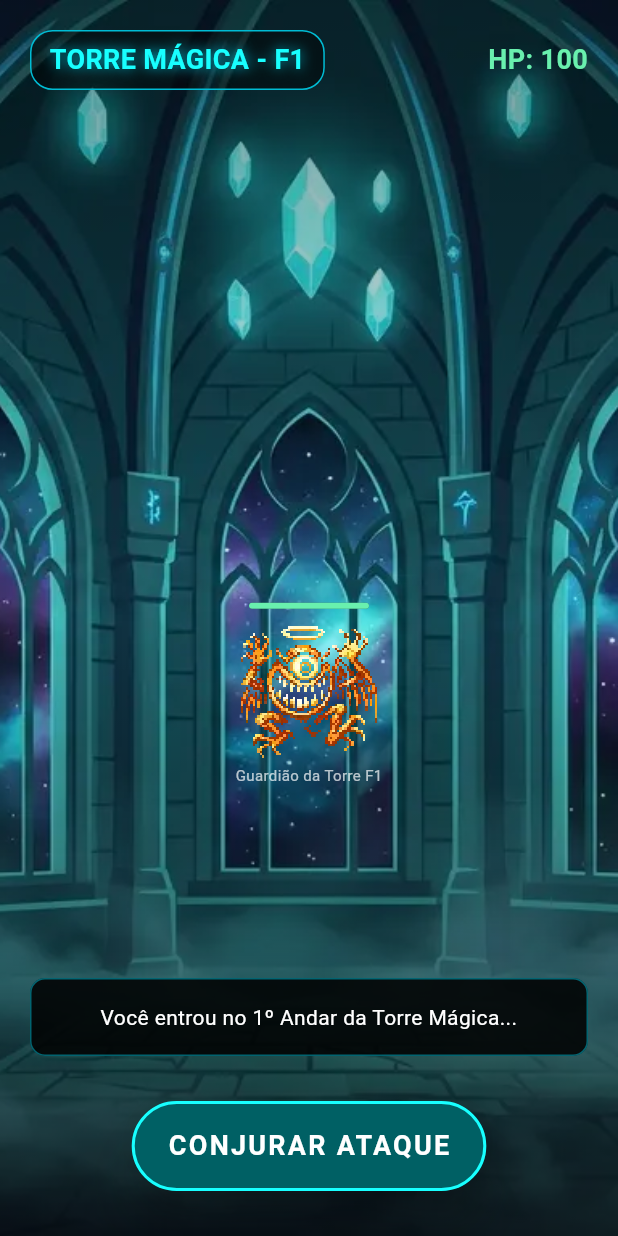
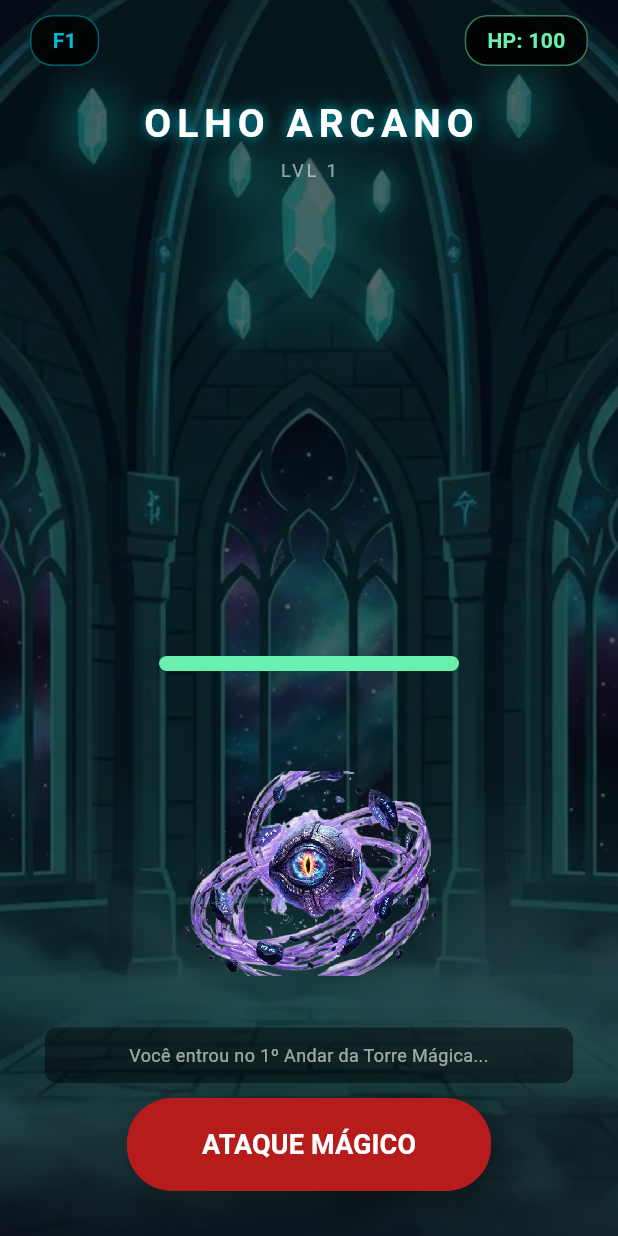
Before and after one commit to LuizMendes1997/asha_rpg, a Flutter app: the MagicTowerScreen screen opened directly with empty values, on a phone screen of 412 x 824 dp. Run offline on Flutter 3.47's test engine with Material 3 defaults, Android fonts, the phone set to English and light mode, and no system bars; our stand-ins replace shared_preferences, supabase_flutter; accounts and stored records are empty.

Commit message:
ajuste no supabase2

```diff
--- a/lib/screens/magic_tower_screen.dart
+++ b/lib/screens/magic_tower_screen.dart
@@ -1,3 +1,5 @@
+import 'dart:math';
+import 'package:asha_rpg/data/item_data.dart';
 import 'package:flutter/material.dart';
 import 'package:asha_rpg/models/game_state.dart';
 import 'package:asha_rpg/widgets/monster_arena.dart';
@@ -21,6 +23,7 @@ class _MagicTowerScreenState extends State<MagicTowerScreen> {
   late int currentFloor;
   int totalGoldEarned = 0;
   String battleLog = "";
+  bool _isProcessing = false;
 
   late List<int> enemiesHP;
   late List<Monster> currentEnemies;
@@ -29,21 +32,24 @@ class _MagicTowerScreenState extends State<MagicTowerScreen> {
   @override
   void initState() {
     super.initState();
-    // CARREGA O PROGRESSO: Começa no próximo andar após o recorde atual
     currentFloor = widget.hero.maxTowerFloor + 1;
     battleLog = "Você entrou no $currentFloorº Andar da Torre Mágica...";
     _spawnFloorMonster();
   }
 
   void _spawnFloorMonster() {
-    // Escalonamento de dificuldade: +10 HP e +2 ATK por andar
+    double scale = pow(1.12, currentFloor - 1).toDouble();
+    int hpBase = 40;
+    int atkBase = 7;
+    int defBase = 2;
+
     Monster monstro = Monster(
-      name: "Guardião da Torre F$currentFloor",
-      hp: 30 + (currentFloor * 10),
-      atk: 5 + (currentFloor * 2),
-      def: 2 + (currentFloor),
-      expValue: 10 + currentFloor,
-      imagePath: 'assets/monsters/fantasma.webp',
+      name: _getMonsterName(currentFloor),
+      hp: (hpBase * scale).toInt() + (currentFloor * 5),
+      atk: (atkBase * scale).toInt() + 2,
+      def: (defBase * (1 + currentFloor * 0.1)).toInt(),
+      expValue: (10 * scale).toInt() + currentFloor,
+      imagePath: _getMonsterImage(currentFloor),
       isBoss: currentFloor % 5 == 0,
     );
 
@@ -54,12 +60,25 @@ class _MagicTowerScreenState extends State<MagicTowerScreen> {
     });
   }
 
-  void _processTurn() {
+  String _getMonsterName(int floor) {
+    if (floor % 5 == 0) return "Guardião Ancestral";
+    if (floor > 10) return "Sentinela de Éter";
+    return "Olho Arcano";
+  }
+
+  String _getMonsterImage(int floor) {
+    if (floor % 5 == 0) return 'assets/monsters/boss_golem.webp';
+    if (floor > 10) return 'assets/monsters/spectral_armor.webp';
+    return 'assets/monsters/eye_watcher.webp';
+  }
+
+  void _processTurn() async {
+    if (_isProcessing || enemiesHP[0] <= 0 || widget.hero.hp <= 0) return;
+    setState(() => _isProcessing = true);
+
     setState(() {
-      // 1. Ataque do Herói
-      int damageToMonster = widget.hero.totalStr - currentEnemies[0].def;
-      if (damageToMonster < 1) damageToMonster = 1;
-
+      int damageToMonster = (widget.hero.totalStr - currentEnemies[0].def)
+          .clamp(1, 9999);
       _activeDamagesOnMonsters.add(
         MonsterDamageInfo(
           monsterIndex: 0,
@@ -67,34 +86,46 @@ class _MagicTowerScreenState extends State<MagicTowerScreen> {
           key: UniqueKey(),
         ),
       );
-
       enemiesHP[0] -= damageToMonster;
 
-      // 2. Verifica vitória no andar
       if (enemiesHP[0] <= 0) {
-        _handleFloorVictory();
+        Future.delayed(
+          const Duration(milliseconds: 600),
+          () => _handleFloorVictory(),
+        );
         return;
       }
 
-      // 3. Contra-ataque do Monstro
-      int effectiveDamage = (currentEnemies[0].atk - widget.hero.totalDef);
-      if (effectiveDamage < 2) effectiveDamage = 2;
+      int effectiveDamage = (currentEnemies[0].atk - widget.hero.totalDef)
+          .clamp(2, 9999);
+      widget.hero.hp -= effectiveDamage;
+      battleLog = "Recebeu $effectiveDamage de dano!";
 
-      widget.hero.hp -= effectiveDamage;
-      battleLog = "Andar $currentFloor: Recebeu $effectiveDamage de dano!";
+      if (widget.hero.hp <= 0) {
+        Future.delayed(
+          const Duration(milliseconds: 600),
+          () => _handleDefeat(),
+        );
+      }
+    });
 
-      // 4. Verifica derrota
-      if (widget.hero.hp <= 0) _handleDefeat();
-    });
+    await Future.delayed(const Duration(milliseconds: 400));
+    if (mounted) setState(() => _isProcessing = false);
   }
 
   void _handleFloorVictory() {
-    totalGoldEarned += 10;
-    widget.hero.gold += 10;
+    int floorGold = 10 + (currentFloor * 3);
+    totalGoldEarned += floorGold;
+    widget.hero.gold += floorGold;
+    String lootMessage = "";
 
-    // SALVA O RECORD NO MODELO
-    if (currentFloor > widget.hero.maxTowerFloor) {
+    if (currentFloor > widget.hero.maxTowerFloor)
       widget.hero.maxTowerFloor = currentFloor;
+
+    if (currentFloor % 5 == 0) {
+      final reward = ItemData.espadacomum.copy();
+      widget.hero.addItem(reward);
+      lootMessage = "\n✨ ITEM: ${reward.name}";
     }
 
     showDialog(
@@ -103,11 +134,11 @@ class _MagicTowerScreenState extends State<MagicTowerScreen> {
       builder: (context) => AlertDialog(
         backgroundColor: Colors.grey[900],
         title: Text(
-          "ANDAR $currentFloor CONCLUÍDO!",
+          "ANDAR $currentFloor",
           style: const TextStyle(color: Colors.cyanAccent),
         ),
         content: Text(
-          "Recompensa: +10 Ouro\nTotal acumulado: $totalGoldEarned Ouro\nDeseja continuar subindo?",
+          "+$floorGold Ouro$lootMessage\n\nTotal: $totalGoldEarned",
         ),
         actions: [
           TextButton(
@@ -115,26 +146,20 @@ class _MagicTowerScreenState extends State<MagicTowerScreen> {
               Navigator.pop(context);
               Navigator.pop(context);
               widget.onUpdate();
-              // Salva progresso ao sair
               widget.hero.saveToSupabase();
             },
-            child: const Text(
-              "SAIR COM O OURO",
-              style: TextStyle(color: Colors.amber),
-            ),
+            child: const Text("SAIR", style: TextStyle(color: Colors.amber)),
           ),
           ElevatedButton(
             onPressed: () {
               Navigator.pop(context);
-              // Salva progresso para garantir que o andar vencido não seja perdido
               widget.hero.saveToSupabase();
               setState(() {
                 currentFloor++;
-                battleLog = "Subindo para o andar $currentFloor...";
                 _spawnFloorMonster();
               });
             },
-            child: const Text("SUBIR PRÓXIMO ANDAR"),
+            child: const Text("SUBIR"),
           ),
         ],
       ),
@@ -148,17 +173,11 @@ class _MagicTowerScreenState extends State<MagicTowerScreen> {
       barrierDismissible: false,
       builder: (context) => AlertDialog(
         backgroundColor: Colors.grey[900],
-        title: const Text(
-          "DERROTA NA TORRE",
-          style: TextStyle(color: Colors.red),
-        ),
-        content: Text(
-          "Você caiu no andar $currentFloor.\nTodo o ouro acumulado nesta subida foi perdido!",
-        ),
+        title: const Text("DERROTA", style: TextStyle(color: Colors.red)),
+        content: Text("Perdeu $totalGoldEarned ouro acumulado."),
         actions: [
           ElevatedButton(
             onPressed: () {
-              // Penalidade: perde apenas o que ganhou NESTA sessão de torre
               widget.hero.gold -= totalGoldEarned;
               widget.onUpdate();
               widget.hero.saveToSupabase();
@@ -170,7 +189,7 @@ class _MagicTowerScreenState extends State<MagicTowerScreen> {
                 (route) => false,
               );
             },
-            child: const Text("VOLTAR PARA VILA"),
+            child: const Text("VILA"),
           ),
         ],
       ),
@@ -191,123 +210,78 @@ class _MagicTowerScreenState extends State<MagicTowerScreen> {
       backgroundColor: Colors.black,
       body: Stack(
         children: [
-          // FUNDO DA TORRE
           Positioned.fill(
             child: Image.asset("assets/images/torre.webp", fit: BoxFit.cover),
           ),
-
-          // FILTRO DE CONTRASTE
           Positioned.fill(
-            child: Container(
-              decoration: BoxDecoration(
-                gradient: LinearGradient(
-                  begin: Alignment.topCenter,
-                  end: Alignment.bottomCenter,
-                  colors: [
-                    Colors.black.withOpacity(0.4),
-                    Colors.transparent,
-                    Colors.black.withOpacity(0.7),
+            child: Container(color: Colors.black.withOpacity(0.6)),
+          ),
+          SafeArea(
+            child: Column(
+              children: [
+                _buildTopBar(),
+                Expanded(
+                  child: Stack(
+                    alignment: Alignment.center,
+                    children: [
+                      // --- NOME DO MONSTRO (APENAS AQUI NO TOPO) ---
+                      Positioned(
+                        top: 10,
+                        child: Column(
+                          children: [
+                            Text(
+                              currentEnemies[0].name.toUpperCase(),
+                              style: TextStyle(
+                                color: currentEnemies[0].isBoss
+                                    ? Colors.redAccent
+                                    : Colors.white,
+                                fontSize: 26,
+                                fontWeight: FontWeight.bold,
+                                letterSpacing: 4,
+                                shadows: [
+                                  const Shadow(
+                                    blurRadius: 15,
+                                    color: Colors.black,
+                                    offset: Offset(2, 2),
+                                  ),
+                                  Shadow(
+                                    blurRadius: 10,
+                                    color: currentEnemies[0].isBoss
+                                        ? Colors.red
+                                        : Colors.cyan,
+                                  ),
                                 ],
                               ),
                             ),
-            ),
-          ),
-
-          // INTERFACE
-          SafeArea(
-            child: Column(
-              children: [
-                // Cabeçalho
-                Padding(
-                  padding: const EdgeInsets.all(20),
-                  child: Row(
-                    mainAxisAlignment: MainAxisAlignment.spaceBetween,
-                    children: [
-                      Container(
-                        padding: const EdgeInsets.symmetric(
-                          horizontal: 12,
-                          vertical: 6,
-                        ),
-                        decoration: BoxDecoration(
-                          color: Colors.black45,
-                          borderRadius: BorderRadius.circular(15),
-                          border: Border.all(color: Colors.cyan, width: 1),
-                        ),
-                        child: Text(
-                          "TORRE MÁGICA - F$currentFloor",
-                          style: const TextStyle(
-                            color: Colors.cyanAccent,
-                            fontSize: 18,
-                            fontWeight: FontWeight.bold,
-                            shadows: [
-                              Shadow(color: Colors.cyan, blurRadius: 10),
-                            ],
-                          ),
-                        ),
-                      ),
+                            const SizedBox(height: 4),
                             Text(
-                        "HP: ${widget.hero.hp}",
-                        style: const TextStyle(
-                          color: Colors.greenAccent,
-                          fontWeight: FontWeight.bold,
-                          fontSize: 18,
+                              "LVL $currentFloor",
+                              style: TextStyle(
+                                color: Colors.white54,
+                                fontSize: 12,
+                                letterSpacing: 2,
                               ),
                             ),
                           ],
                         ),
                       ),
 
-                // Arena
-                Expanded(
+                      // --- MONSTRO (LIMPO, SEM NOME EMBAIXO) ---
+                      Align(
+                        alignment: Alignment.bottomCenter,
+                        child: Padding(
+                          padding: const EdgeInsets.only(bottom: 40),
+                          child: Transform.scale(
+                            scale: 2.5, // Seu scale de preferência
                             child: MonsterArena(
+                              // Se o seu MonsterArena tiver a opção de ocultar o nome, use-a.
+                              // Caso contrário, o nome que eu coloquei acima será o destaque.
                               enemies: currentEnemies,
                               enemiesHP: enemiesHP,
                               pendingDamages: _activeDamagesOnMonsters,
-                    onDamageAnimationComplete: _onDamageAnimationComplete,
-                  ),
-                ),
-
-                // Log
-                Container(
-                  padding: const EdgeInsets.all(15),
-                  margin: const EdgeInsets.symmetric(horizontal: 20),
-                  width: double.infinity,
-                  decoration: BoxDecoration(
-                    color: Colors.black87,
-                    borderRadius: BorderRadius.circular(10),
-                    border: Border.all(color: Colors.cyan.withOpacity(0.5)),
-                  ),
-                  child: Text(
-                    battleLog,
-                    textAlign: TextAlign.center,
-                    style: const TextStyle(color: Colors.white, fontSize: 14),
-                  ),
-                ),
-
-                // Botão de Ataque
-                Padding(
-                  padding: const EdgeInsets.symmetric(vertical: 30),
-                  child: ElevatedButton(
-                    style: ElevatedButton.styleFrom(
-                      backgroundColor: Colors.cyan.shade900,
-                      foregroundColor: Colors.white,
-                      minimumSize: const Size(220, 60),
-                      shape: RoundedRectangleBorder(
-                        borderRadius: BorderRadius.circular(30),
-                        side: const BorderSide(
-                          color: Colors.cyanAccent,
-                          width: 2,
-                        ),
-                      ),
-                      elevation: 15,
-                    ),
-                    onPressed: _processTurn,
-                    child: const Text(
-                      "CONJURAR ATAQUE",
-                      style: TextStyle(
-                        fontSize: 18,
-                        fontWeight: FontWeight.bold,
-                        letterSpacing: 1.5,
+                              onDamageAnimationComplete:
+                                  _onDamageAnimationComplete,
+                              showName: false,
                             ),
                           ),
                         ),
@@ -315,8 +289,87 @@ class _MagicTowerScreenState extends State<MagicTowerScreen> {
                     ],
                   ),
                 ),
+                _buildLog(),
+                _buildAttackButton(),
+              ],
+            ),
+          ),
         ],
       ),
     );
   }
+
+  Widget _buildTopBar() {
+    return Padding(
+      padding: const EdgeInsets.symmetric(horizontal: 20, vertical: 10),
+      child: Row(
+        mainAxisAlignment: MainAxisAlignment.spaceBetween,
+        children: [
+          _buildHeaderInfo("F$currentFloor", Colors.cyan),
+          _buildHeaderInfo("HP: ${widget.hero.hp}", Colors.greenAccent),
+        ],
+      ),
+    );
   }
+
+  Widget _buildHeaderInfo(String label, Color color) {
+    return Container(
+      padding: const EdgeInsets.symmetric(horizontal: 14, vertical: 6),
+      decoration: BoxDecoration(
+        color: Colors.black87,
+        borderRadius: BorderRadius.circular(15),
+        border: Border.all(color: color.withOpacity(0.5)),
+      ),
+      child: Text(
+        label,
+        style: TextStyle(
+          color: color,
+          fontWeight: FontWeight.bold,
+          fontSize: 14,
+        ),
+      ),
+    );
+  }
+
+  Widget _buildLog() {
+    return Container(
+      margin: const EdgeInsets.symmetric(horizontal: 30, vertical: 10),
+      padding: const EdgeInsets.all(10),
+      width: double.infinity,
+      decoration: BoxDecoration(
+        color: Colors.black45,
+        borderRadius: BorderRadius.circular(8),
+      ),
+      child: Text(
+        battleLog,
+        style: const TextStyle(color: Colors.white60, fontSize: 12),
+        textAlign: TextAlign.center,
+      ),
+    );
+  }
+
+  Widget _buildAttackButton() {
+    return Padding(
+      padding: const EdgeInsets.only(bottom: 30),
+      child: ElevatedButton(
+        style: ElevatedButton.styleFrom(
+          backgroundColor: _isProcessing ? Colors.grey[800] : Colors.red[900],
+          padding: const EdgeInsets.symmetric(horizontal: 50, vertical: 18),
+          shape: RoundedRectangleBorder(
+            borderRadius: BorderRadius.circular(30),
+          ),
+          elevation: 10,
+        ),
+        onPressed: _processTurn,
+        child: Text(
+          _isProcessing ? "CONJURANDO..." : "ATAQUE MÁGICO",
+          style: const TextStyle(
+            fontSize: 18,
+            fontWeight: FontWeight.bold,
+            color: Colors.white,
+          ),
+        ),
+      ),
+    );
+  }
+}
--- a/lib/widgets/monster_arena.dart
+++ b/lib/widgets/monster_arena.dart
@@ -18,13 +18,14 @@ class MonsterArena extends StatefulWidget {
   final List<int> enemiesHP;
   final List<MonsterDamageInfo> pendingDamages;
   final Function(Key) onDamageAnimationComplete;
-
+  final bool showName;
   const MonsterArena({
     super.key,
     required this.enemies,
     required this.enemiesHP,
     required this.pendingDamages,
     required this.onDamageAnimationComplete,
+    this.showName = true,
   });
 
   @override
@@ -78,6 +79,7 @@ class _MonsterArenaState extends State<MonsterArena> {
                         fit: BoxFit.contain,
                         filterQuality: FilterQuality.none,
                       ),
+                      if (widget.showName) // <--- 3. SÓ MOSTRA SE FOR TRUE
                         Text(
                           monster.name,
                           style: const TextStyle(
```
Also changed, not shown: lib/screens/DemonCastleScreen.dart (+3 -7 lines), assets/monsters/boss_golem.webp (added), assets/monsters/eye_watcher.webp (added), assets/monsters/spectral_armor.webp (added), 1 other file. Lines whose indentation alone changed are shown as unchanged.
